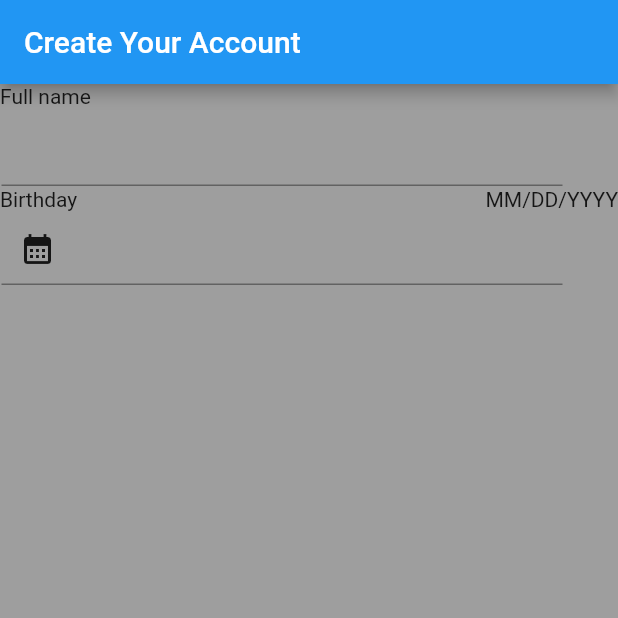
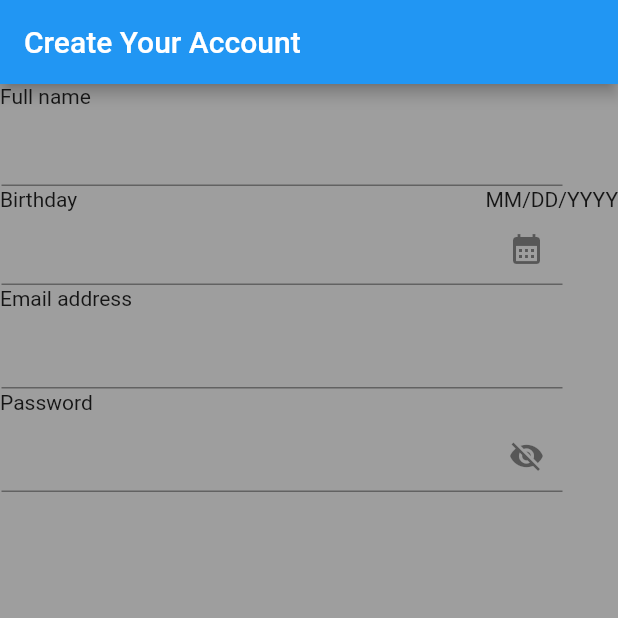
Before and after one commit to LordRalph123/Del_food_app, a Flutter app: the SecondOnboarding screen opened directly, on a phone screen of 412 x 824 dp, the top half of it. Run offline on Flutter 3.47's test engine with Material 2 defaults, Android fonts, the phone set to English and light mode, and no system bars; our stand-ins replace smooth_page_indicator.

Commit message:
commit it

```diff
--- a/lib/Screens/Onboarding/OnboardingTwo.dart
+++ b/lib/Screens/Onboarding/OnboardingTwo.dart
@@ -43,9 +43,44 @@ class SecondOnboarding extends StatelessWidget {
                 ),
                 child: TextField(
                   decoration: InputDecoration(
-                      label: IconButton(
-                    icon: Icon(Icons.calendar_month),
+                    suffixIcon: IconButton(
+                      icon: Icon(Icons.calendar_month),
+                      onPressed: () {},
+                    ),
+                  ),
+                ),
+              ),
+              const Text(
+                "Email address",
+                style: TextStyle(),
+              ),
+              SizedBox(height: 3),
+              Container(
+                width: 376,
+                height: 50,
+                decoration: BoxDecoration(
+                  borderRadius: BorderRadius.circular(50),
+                  border: Border.all(color: Colors.grey, width: 1),
+                ),
+                child: TextField(),
+              ),
+              const Text(
+                "Password",
+                style: TextStyle(),
+              ),
+              SizedBox(height: 3),
+              Container(
+                width: 376,
+                height: 50,
+                decoration: BoxDecoration(
+                  borderRadius: BorderRadius.circular(50),
+                  border: Border.all(color: Colors.grey, width: 1),
+                ),
+                child: TextField(
+                  decoration: InputDecoration(
+                      suffixIcon: IconButton(
                     onPressed: () {},
+                    icon: Icon(Icons.visibility_off),
                   )),
                 ),
               ),
```
